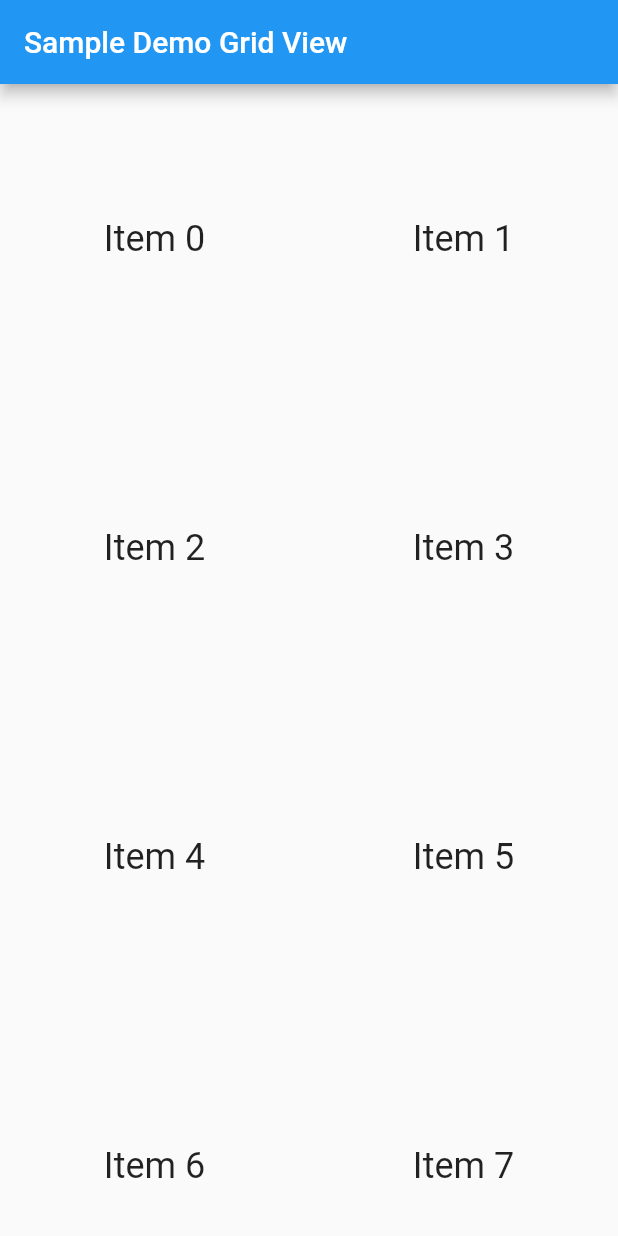
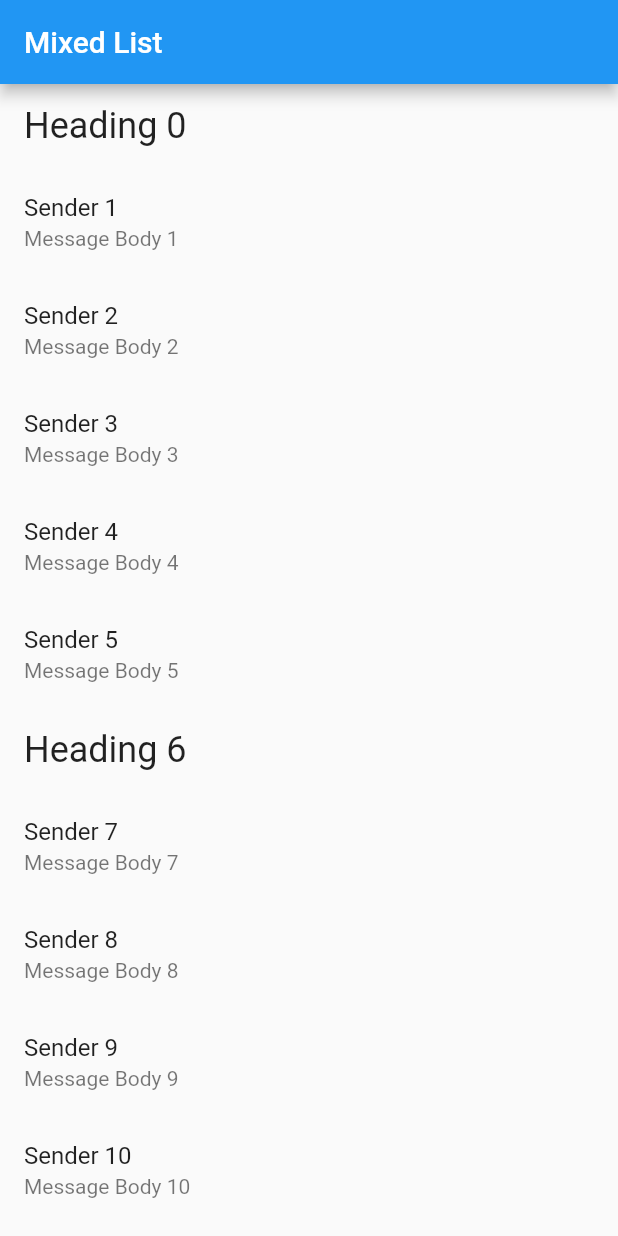
Before and after one commit to chimichi004/cookbook_flutter, a Flutter app: the screen it shows after launch, on a phone screen of 412 x 824 dp. Run offline on Flutter 3.47's test engine with Material 2 defaults, Android fonts, the phone set to English and light mode, and no system bars; our stand-ins replace cached_network_image, google_fonts, transparent_image.

Commit message:
Create lists with different types of items

```diff
--- /dev/null
+++ b/lib/list/list_custom.dart
@@ -0,0 +1,74 @@
+// https://flutter.dev/docs/cookbook/lists/mixed-list
+
+import 'package:flutter/material.dart';
+
+class CustomListView extends StatelessWidget {
+  final List<ListItem> items;
+
+  CustomListView({Key key, @required this.items}) : super(key: key);
+
+  @override
+  Widget build(BuildContext context) {
+    final title = "Mixed List";
+
+    return MaterialApp(
+      title: title,
+      home: Scaffold(
+        appBar: AppBar(
+          title: Text(title),
+        ),
+        body: ListView.builder(
+          // Let the ListView know how many items it needs to build.
+          itemCount: items.length,
+          // Provide a builder function. This is where the magic happens.
+          // Convert each item into a widget based on the type of item it is.
+          itemBuilder: (context, index) {
+            final item = items[index];
+
+            return ListTile(
+              title: item.buildTitle(context),
+              subtitle: item.buildSubtitle(context),
+            );
+          },
+        ),
+      ),
+    );
+  }
+}
+
+// The base class for the different types of items the list can contain.
+abstract class ListItem {
+  /// The title line to show in a list item.
+  Widget buildTitle(BuildContext context);
+
+  /// The subtitle line, if any, to show in a list item.
+  Widget buildSubtitle(BuildContext context);
+}
+
+// A ListItem that contains data to display a heading.
+class HeadingItem implements ListItem {
+  final String heading;
+
+  HeadingItem(this.heading);
+
+  Widget buildTitle(BuildContext context) {
+    return Text(
+      heading,
+      style: Theme.of(context).textTheme.headline5,
+    );
+  }
+
+  Widget buildSubtitle(BuildContext context) => null;
+}
+
+// A ListItem that contains data to display a message.
+class MessageItem implements ListItem {
+  final String sender;
+  final String body;
+
+  MessageItem(this.sender, this.body);
+
+  Widget buildTitle(BuildContext context) => Text(sender);
+
+  Widget buildSubtitle(BuildContext context) => Text(body);
+}
--- a/lib/main.dart
+++ b/lib/main.dart
@@ -1,4 +1,3 @@
-import 'package:cookbook_flutter/images/img_fadein.dart';
 import 'package:flutter/material.dart';
 import 'package:google_fonts/google_fonts.dart';
 //import 'package:flutter/foundation.dart';
@@ -35,7 +34,8 @@ import 'package:google_fonts/google_fonts.dart';
 /*List */
 //import 'list/list_standard.dart';
 //import 'list/list_horizontal.dart';
-import 'list/list_grid.dart';
+//import 'list/list_grid.dart';
+import 'list/list_custom.dart';
 
 main() {
   // runApp(MaterialApp(
@@ -49,7 +49,14 @@ class MyApp extends StatelessWidget {
   // This widget is the root of your application.
   @override
   Widget build(BuildContext context) {
-    return SampleGridListView();
+    return CustomListView(
+      items: List<ListItem>.generate(
+        1000,
+        (i) => i % 6 == 0
+            ? HeadingItem("Heading $i")
+            : MessageItem("Sender $i", "Message Body $i"),
+      ),
+    );
 
     // return MaterialApp(
     //   title: appTitle,
```
